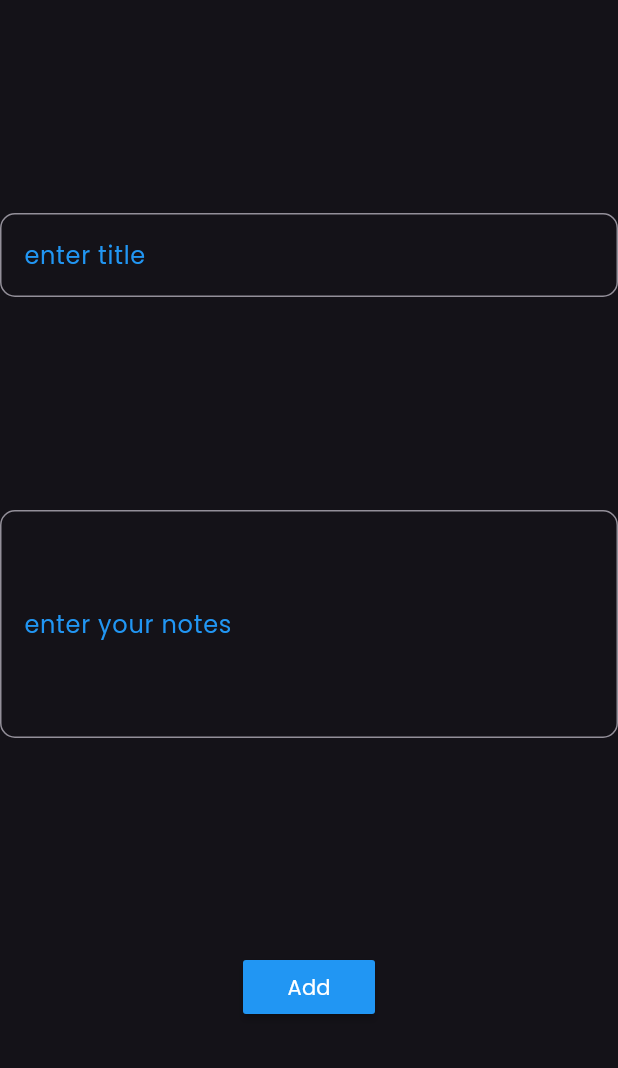
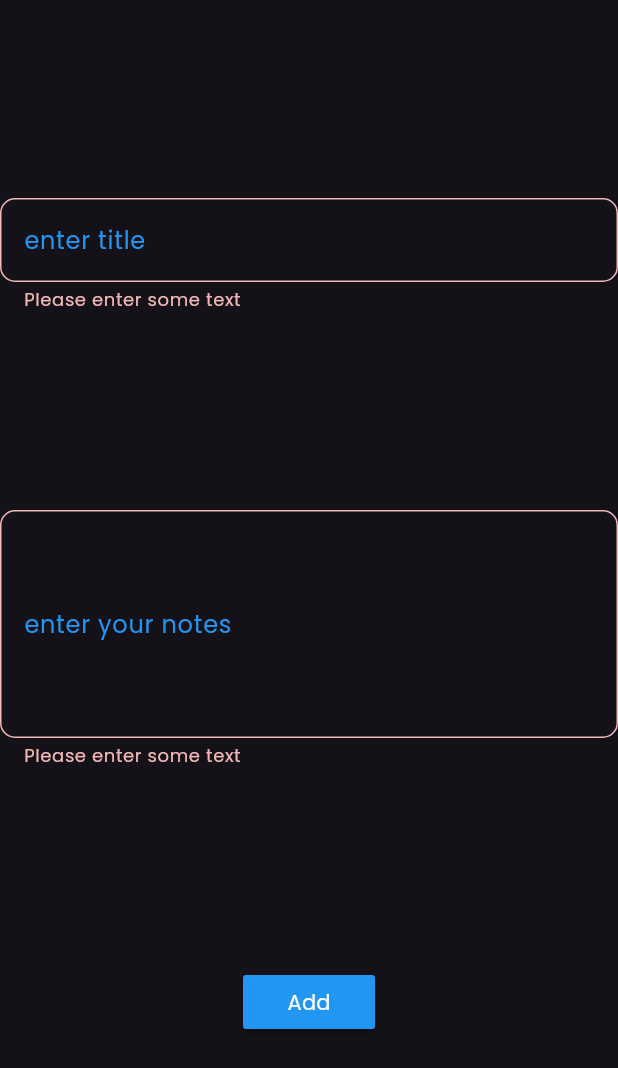
Before and after one commit to YoussefHamada-cs/my_nodes, a Flutter app: the AddForm widget shown alone on an empty page, opened directly, after a tap on "Add", on a phone screen of 412 x 824 dp. Shown: the top 1068 px of the screen. Run offline on Flutter 3.47's test engine with Material 3 defaults, Android fonts, the phone set to English and light mode, and no system bars; our stand-ins replace bloc, font_awesome_flutter, hive, hive_flutter; accounts and stored records are empty.

```diff
--- a/lib/views/widget/add_form.dart
+++ b/lib/views/widget/add_form.dart
@@ -10,13 +10,15 @@ class AddForm extends StatefulWidget {
 }
 
 class _AddFormState extends State<AddForm> {
-  final GlobalKey<FormState> form = GlobalKey();
+  final GlobalKey<FormState> formkey = GlobalKey();
   AutovalidateMode autovalidateMode = AutovalidateMode.disabled;
   String? title, subtitle;
 
   @override
   Widget build(BuildContext context) {
-    return Column(
+    return Form(
+      key: formkey,
+      child: Column(
         mainAxisAlignment: MainAxisAlignment.spaceEvenly,
         children: [
           TextFormField(
@@ -36,7 +38,7 @@ class _AddFormState extends State<AddForm> {
               //  fillColor: Colors.grey,
             ),
             validator: (value) {
-            if (value == null || value.isEmpty) {
+              if (value?.isEmpty ?? true) {
                 return 'Please enter some text';
               }
               return null;
@@ -60,28 +62,36 @@ class _AddFormState extends State<AddForm> {
               // fillColor: Colors.grey,
             ),
             validator: (value) {
-            if (value == null || value.isEmpty) {
+              if (value?.isEmpty ?? true) {
                 return 'Please enter some text';
               }
               return null;
             },
           ),
-        MaterialButton(
+          GestureDetector(
+            onTap: () {
+              if (formkey.currentState!.validate()) {
+                formkey.currentState!.save();
+              } else {
+                autovalidateMode = AutovalidateMode.always;
+                setState(() {});
+              }
+            },
+            child: MaterialButton(
               color: Colors.blue,
               onPressed: () {
-
-            if (form.currentState!.validate()) {
-              form.currentState!.save();
+                if (formkey.currentState!.validate()) {
+                  formkey.currentState!.save();
                 } else {
                   autovalidateMode = AutovalidateMode.always;
-              setState(() {
-
-              });
+                  setState(() {});
                 }
               },
               child: const Text('Add'),
+            ),
           )
         ],
+      ),
     );
   }
 }
--- a/lib/views/widget/node_item.dart
+++ b/lib/views/widget/node_item.dart
@@ -46,7 +46,7 @@ class NoteItem extends StatelessWidget {
             Positioned(
                 bottom: 0,
                 child: MaterialButton(
-                  color: Colors.amber,
+
                   onPressed: () {
                     Navigator.push(context, MaterialPageRoute(
                       builder: (context) {
```
Also changed, not shown: lib/cubits/cubit/notes_cubit.dart (added, +8 -0 lines), lib/cubits/cubit/notes_state.dart (added, +10 -0 lines), pubspec.yaml (+4 -3 lines), pubspec.lock. Lines whose indentation alone changed are shown as unchanged.
